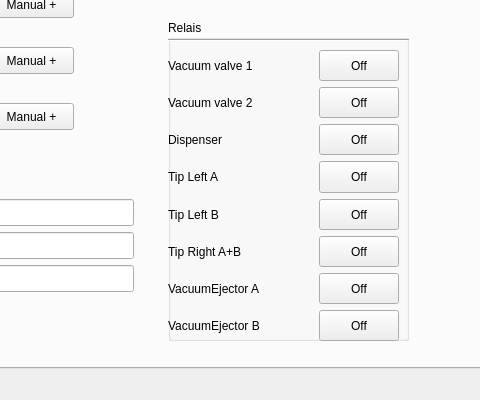
Before: the Qt Designer form pap_gui/ui/main_window.ui in JohanVer/PAP2015, drawn with Qt 5; both pictures show x 263 to 743 and y 304 to 704 of the 1478 by 704 pixel window.
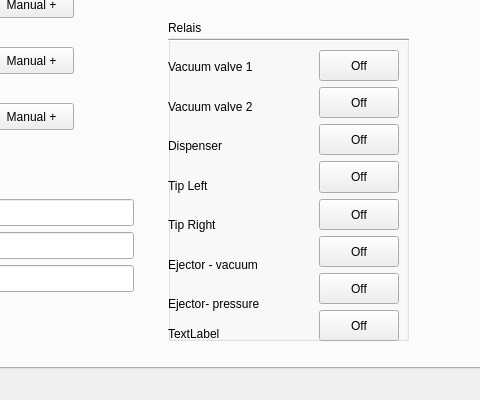
After: the same form once the commit is applied. The open tabs and pages were chosen to show the change. Icons and pictures are not drawn.

What changed in the file:
```diff
--- a/pap_gui/ui/main_window.ui
+++ b/pap_gui/ui/main_window.ui
@@ -1114,7 +1114,7 @@
                </sizepolicy>
               </property>
               <property name="text">
-               <string>Tip Left A</string>
+               <string>Tip Left</string>
               </property>
              </widget>
             </item>
@@ -1127,33 +1127,7 @@
                </sizepolicy>
               </property>
               <property name="text">
-               <string>Tip Left B</string>
-              </property>
-             </widget>
-            </item>
-            <item>
-             <widget class="QLabel" name="valveStatus6">
-              <property name="sizePolicy">
-               <sizepolicy hsizetype="Expanding" vsizetype="Expanding">
-                <horstretch>0</horstretch>
-                <verstretch>0</verstretch>
-               </sizepolicy>
-              </property>
-              <property name="text">
-               <string>Tip Right A+B</string>
-              </property>
-             </widget>
-            </item>
-            <item>
-             <widget class="QLabel" name="valveStatus7">
-              <property name="sizePolicy">
-               <sizepolicy hsizetype="Expanding" vsizetype="Expanding">
-                <horstretch>0</horstretch>
-                <verstretch>0</verstretch>
-               </sizepolicy>
-              </property>
-              <property name="text">
-               <string>VacuumEjector A</string>
+               <string>Tip Right</string>
               </property>
              </widget>
             </item>
@@ -1166,7 +1140,27 @@
                </sizepolicy>
               </property>
               <property name="text">
-               <string>VacuumEjector B</string>
+               <string>Ejector - vacuum</string>
+              </property>
+             </widget>
+            </item>
+            <item>
+             <widget class="QLabel" name="valveStatus7">
+              <property name="sizePolicy">
+               <sizepolicy hsizetype="Expanding" vsizetype="Expanding">
+                <horstretch>0</horstretch>
+                <verstretch>0</verstretch>
+               </sizepolicy>
+              </property>
+              <property name="text">
+               <string>Ejector- pressure</string>
+              </property>
+             </widget>
+            </item>
+            <item>
+             <widget class="QLabel" name="label_61">
+              <property name="text">
+               <string>TextLabel</string>
               </property>
              </widget>
             </item>
```
Left out of the diff: 11 changed lines with no effect on the pictures.
